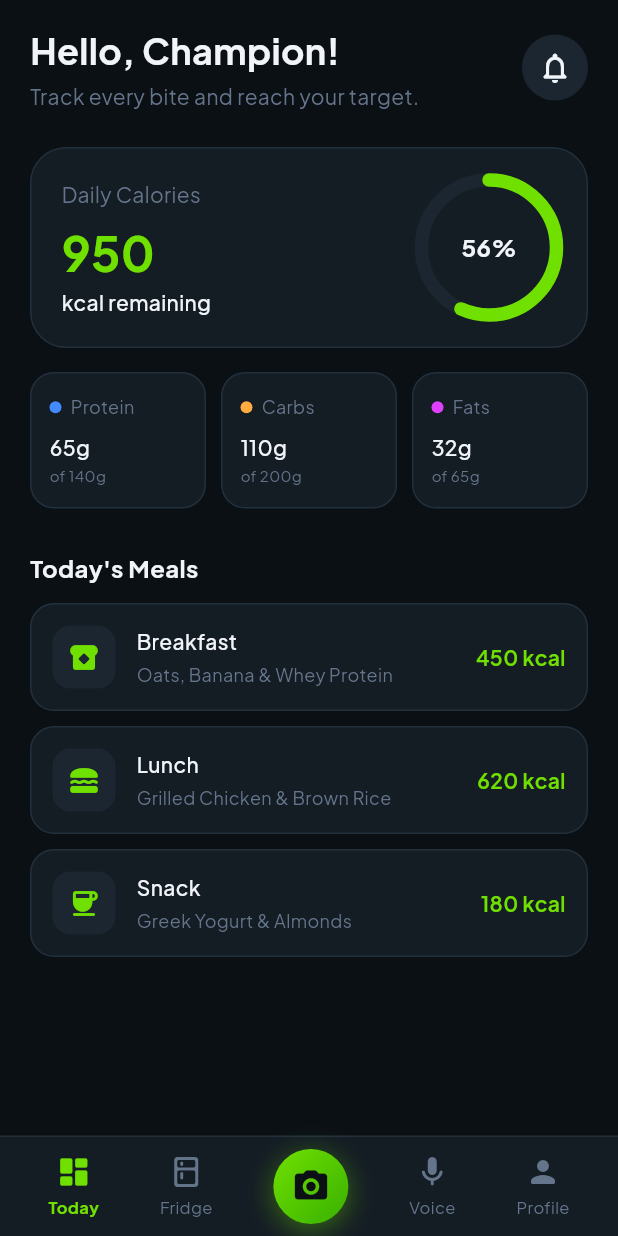
After one commit to shimaakhaled1410-hue/CaloGram-flutter, a Flutter app: the DashboardView screen opened by its route, on a phone screen of 412 x 824 dp. The commit adds this screen. Run offline on Flutter 3.47's test engine with Material 3 defaults, Android fonts, the phone set to English and light mode, and no system bars; our stand-ins replace device_preview, get_it, go_router, google_fonts, shared_preferences; accounts and stored records are empty.

Commit message:
Implement complete dashboard view with bottom navigation and today tab summary

```diff
--- a/lib/core/router/app_router.dart
+++ b/lib/core/router/app_router.dart
@@ -1,6 +1,7 @@
 import 'package:calogram_flutter/core/router/app_routes.dart';
 import 'package:calogram_flutter/features/presentation/auth/login_view.dart';
 import 'package:calogram_flutter/features/presentation/auth/register_view.dart';
+import 'package:calogram_flutter/features/presentation/dashboard/widgets/dashboard_view.dart';
 import 'package:calogram_flutter/features/presentation/goal_setup/goal_setup_view.dart';
 import 'package:calogram_flutter/features/presentation/onboarding/onboarding_view.dart';
 import 'package:calogram_flutter/features/presentation/splash/splash_view.dart';
@@ -31,6 +32,10 @@ abstract class AppRouter {
         path: AppRoutes.goalSetupScreen,
         builder: (context, state) => const GoalSetupView(),
       ),
+      GoRoute(
+        path: AppRoutes.dashboardScreen,
+        builder: (context, state) => const DashboardView(),
+      ),
     ],
   );
 }
--- /dev/null
+++ b/lib/core/widgets/custom_bottom_nav_bar.dart
@@ -0,0 +1,119 @@
+import 'package:flutter/material.dart';
+import '../../../../../core/theme/app_colors.dart';
+
+class CustomBottomNavBar extends StatelessWidget {
+  final int selectedIndex;
+  final ValueChanged<int> onItemTapped;
+
+  const CustomBottomNavBar({
+    super.key,
+    required this.selectedIndex,
+    required this.onItemTapped,
+  });
+
+  @override
+  Widget build(BuildContext context) {
+    return Container(
+      decoration: const BoxDecoration(
+        color: AppColors.cardDark,
+        border: Border(
+          top: BorderSide(
+            color: AppColors.inputBorderDark,
+            width: 1,
+          ),
+        ),
+      ),
+      child: SafeArea(
+        child: Padding(
+          padding: const EdgeInsets.symmetric(horizontal: 12, vertical: 8),
+          child: Row(
+            mainAxisAlignment: MainAxisAlignment.spaceAround,
+            children: [
+              _buildNavItem(
+                index: 0,
+                icon: Icons.dashboard_rounded,
+                label: 'Today',
+              ),
+              _buildNavItem(
+                index: 1,
+                icon: Icons.kitchen_rounded,
+                label: 'Fridge',
+              ),
+              _buildCenterScanButton(),
+              _buildNavItem(
+                index: 2,
+                icon: Icons.mic_rounded,
+                label: 'Voice',
+              ),
+              _buildNavItem(
+                index: 3,
+                icon: Icons.person_rounded,
+                label: 'Profile',
+              ),
+            ],
+          ),
+        ),
+      ),
+    );
+  }
+
+  Widget _buildNavItem({
+    required int index,
+    required IconData icon,
+    required String label,
+  }) {
+    final bool isSelected = selectedIndex == index;
+    return GestureDetector(
+      onTap: () => onItemTapped(index),
+      behavior: HitTestBehavior.opaque,
+      child: Column(
+        mainAxisSize: MainAxisSize.min,
+        children: [
+          Icon(
+            icon,
+            size: 24,
+            color: isSelected
+                ? AppColors.primaryNeonLime
+                : AppColors.textMutedDark,
+          ),
+          const SizedBox(height: 4),
+          Text(
+            label,
+            style: TextStyle(
+              fontSize: 11,
+              fontWeight: isSelected ? FontWeight.bold : FontWeight.normal,
+              color: isSelected
+                  ? AppColors.primaryNeonLime
+                  : AppColors.textMutedDark,
+            ),
+          ),
+        ],
+      ),
+    );
+  }
+
+  Widget _buildCenterScanButton() {
+    return GestureDetector(
+      onTap: () => onItemTapped(4),
+      child: Container(
+        padding: const EdgeInsets.all(12),
+        decoration: BoxDecoration(
+          gradient: AppColors.primaryLimeGradient,
+          shape: BoxShape.circle,
+          boxShadow: [
+            BoxShadow(
+              color: AppColors.primaryNeonLime.withValues(alpha: 0.4),
+              blurRadius: 16,
+              offset: const Offset(0, 4),
+            ),
+          ],
+        ),
+        child: const Icon(
+          Icons.camera_alt_rounded,
+          color: AppColors.backgroundDark,
+          size: 26,
+        ),
+      ),
+    );
+  }
+}
--- /dev/null
+++ b/lib/features/presentation/dashboard/widgets/calorie_progress_card.dart
@@ -0,0 +1,85 @@
+import 'package:flutter/material.dart';
+import '../../../../../core/theme/app_colors.dart';
+import '../../../../../core/theme/app_text_styles.dart';
+
+class CalorieProgressCard extends StatelessWidget {
+  final int consumedCalories;
+  final int targetCalories;
+
+  const CalorieProgressCard({
+    super.key,
+    required this.consumedCalories,
+    required this.targetCalories,
+  });
+
+  @override
+  Widget build(BuildContext context) {
+    final int remaining = targetCalories - consumedCalories;
+    final double progress = (consumedCalories / targetCalories).clamp(0.0, 1.0);
+
+    return Container(
+      padding: const EdgeInsets.all(20),
+      decoration: BoxDecoration(
+        color: AppColors.cardDark,
+        borderRadius: BorderRadius.circular(24),
+        border: Border.all(
+          color: AppColors.inputBorderDark,
+          width: 1,
+        ),
+      ),
+      child: Row(
+        children: [
+          Expanded(
+            child: Column(
+              crossAxisAlignment: CrossAxisAlignment.start,
+              children: [
+                Text(
+                  'Daily Calories',
+                  style: AppTextStyles.font14RegularMuted,
+                ),
+                const SizedBox(height: 6),
+                Text(
+                  '$remaining',
+                  style: AppTextStyles.font28BoldWhite.copyWith(
+                    color: AppColors.primaryNeonLime,
+                    fontSize: 32,
+                  ),
+                ),
+                Text(
+                  'kcal remaining',
+                  style: AppTextStyles.font14MediumWhite,
+                ),
+              ],
+            ),
+          ),
+          SizedBox(
+            width: 90,
+            height: 90,
+            child: Stack(
+              fit: StackFit.expand,
+              children: [
+                CircularProgressIndicator(
+                  value: progress,
+                  strokeWidth: 9,
+                  backgroundColor: AppColors.cardDarkElevated,
+                  valueColor: const AlwaysStoppedAnimation<Color>(
+                    AppColors.primaryNeonLime,
+                  ),
+                  strokeCap: StrokeCap.round,
+                ),
+                Center(
+                  child: Text(
+                    '${(progress * 100).toInt()}%',
+                    style: AppTextStyles.font16BoldDark.copyWith(
+                      color: AppColors.textMainDark,
+                    ),
+                  ),
+                ),
+              ],
+            ),
+          ),
+        ],
+      ),
+    );
+  }
+}
--- /dev/null
+++ b/lib/features/presentation/dashboard/widgets/dashboard_view.dart
@@ -0,0 +1,56 @@
+import 'package:calogram_flutter/core/widgets/custom_bottom_nav_bar.dart';
+import 'package:calogram_flutter/features/presentation/dashboard/widgets/today_tab_view.dart';
+import 'package:flutter/material.dart';
+
+
+class DashboardView extends StatefulWidget {
+  const DashboardView({super.key});
+
+  @override
+  State<DashboardView> createState() => _DashboardViewState();
+}
+
+class _DashboardViewState extends State<DashboardView> {
+  int _currentIndex = 0;
+
+  final List<Widget> _tabs = const [
+    TodayTabView(),
+    Center(
+      child: Text(
+        'Fridge & AI Chef',
+        style: TextStyle(color: Colors.white),
+      ),
+    ),
+    Center(
+      child: Text(
+        'Voice Logger',
+        style: TextStyle(color: Colors.white),
+      ),
+    ),
+    Center(
+      child: Text(
+        'Profile & Settings',
+        style: TextStyle(color: Colors.white),
+      ),
+    ),
+    Center(
+      child: Text(
+        'Food Scanner & Camera',
+        style: TextStyle(color: Colors.white),
+      ),
+    ),
+  ];
+
+  @override
+  Widget build(BuildContext context) {
+    return Scaffold(
+      body: _tabs[_currentIndex],
+      bottomNavigationBar: CustomBottomNavBar(
+        selectedIndex: _currentIndex,
+        onItemTapped: (index) {
+          setState(() => _currentIndex = index);
+        },
+      ),
+    );
+  }
+}
--- /dev/null
+++ b/lib/features/presentation/dashboard/widgets/macro_nutrients_row.dart
@@ -0,0 +1,78 @@
+import 'package:flutter/material.dart';
+import '../../../../../core/theme/app_colors.dart';
+import '../../../../../core/theme/app_text_styles.dart';
+
+class MacroNutrientsRow extends StatelessWidget {
+  const MacroNutrientsRow({super.key});
+
+  @override
+  Widget build(BuildContext context) {
+    return Row(
+      children: [
+        _buildMacroCard(
+          label: 'Protein',
+          current: '65g',
+          target: '140g',
+          color: Colors.blueAccent,
+        ),
+        const SizedBox(width: 10),
+        _buildMacroCard(
+          label: 'Carbs',
+          current: '110g',
+          target: '200g',
+          color: Colors.orangeAccent,
+        ),
+        const SizedBox(width: 10),
+        _buildMacroCard(
+          label: 'Fats',
+          current: '32g',
+          target: '65g',
+          color: Colors.purpleAccent,
+        ),
+      ],
+    );
+  }
+
+  Widget _buildMacroCard({
+    required String label,
+    required String current,
+    required String target,
+    required Color color,
+  }) {
+    return Expanded(
+      child: Container(
+        padding: const EdgeInsets.symmetric(vertical: 14, horizontal: 12),
+        decoration: BoxDecoration(
+          color: AppColors.cardDark,
+          borderRadius: BorderRadius.circular(16),
+          border: Border.all(
+            color: AppColors.inputBorderDark,
+            width: 1,
+          ),
+        ),
+        child: Column(
+          crossAxisAlignment: CrossAxisAlignment.start,
+          children: [
+            Row(
+              children: [
+                CircleAvatar(radius: 4, backgroundColor: color),
+                const SizedBox(width: 6),
+                Text(
+                  label,
+                  style: AppTextStyles.font14RegularMuted.copyWith(fontSize: 12),
+                ),
+              ],
+            ),
+            const SizedBox(height: 8),
+            Text(current, style: AppTextStyles.font14MediumWhite),
+            const SizedBox(height: 2),
+            Text(
+              'of $target',
+              style: AppTextStyles.font14RegularMuted.copyWith(fontSize: 10),
+            ),
+          ],
+        ),
+      ),
+    );
+  }
+}
--- /dev/null
+++ b/lib/features/presentation/dashboard/widgets/today_tab_view.dart
@@ -0,0 +1,134 @@
+import 'package:flutter/material.dart';
+import '../../../../../core/theme/app_colors.dart';
+import '../../../../../core/theme/app_text_styles.dart';
+import 'calorie_progress_card.dart';
+import 'macro_nutrients_row.dart';
+
+class TodayTabView extends StatelessWidget {
+  const TodayTabView({super.key});
+
+  @override
+  Widget build(BuildContext context) {
+    return SafeArea(
+      child: SingleChildScrollView(
+        padding: const EdgeInsets.symmetric(horizontal: 20, vertical: 16),
+        child: Column(
+          crossAxisAlignment: CrossAxisAlignment.start,
+          children: [
+            Row(
+              mainAxisAlignment: MainAxisAlignment.spaceBetween,
+              children: [
+                Column(
+                  crossAxisAlignment: CrossAxisAlignment.start,
+                  children: [
+                    Text(
+                      'Hello, Champion!',
+                      style: AppTextStyles.font24BoldWhite,
+                    ),
+                    const SizedBox(height: 4),
+                    Text(
+                      'Track every bite and reach your target.',
+                      style: AppTextStyles.font14RegularMuted,
+                    ),
+                  ],
+                ),
+                CircleAvatar(
+                  radius: 22,
+                  backgroundColor: AppColors.cardDarkElevated,
+                  child: const Icon(
+                    Icons.notifications_none_rounded,
+                    color: AppColors.textMainDark,
+                  ),
+                ),
+              ],
+            ),
+            const SizedBox(height: 24),
+            const CalorieProgressCard(
+              consumedCalories: 1250,
+              targetCalories: 2200,
+            ),
+            const SizedBox(height: 16),
+            const MacroNutrientsRow(),
+            const SizedBox(height: 28),
+            Text(
+              "Today's Meals",
+              style: AppTextStyles.font16BoldDark.copyWith(
+                color: AppColors.textMainDark,
+              ),
+            ),
+            const SizedBox(height: 12),
+            _buildMealItem(
+              title: 'Breakfast',
+              details: 'Oats, Banana & Whey Protein',
+              calories: '450 kcal',
+              icon: Icons.breakfast_dining_rounded,
+            ),
+            const SizedBox(height: 10),
+            _buildMealItem(
+              title: 'Lunch',
+              details: 'Grilled Chicken & Brown Rice',
+              calories: '620 kcal',
+              icon: Icons.lunch_dining_rounded,
+            ),
+            const SizedBox(height: 10),
+            _buildMealItem(
+              title: 'Snack',
+              details: 'Greek Yogurt & Almonds',
+              calories: '180 kcal',
+              icon: Icons.coffee_rounded,
+            ),
+          ],
+        ),
+      ),
+    );
+  }
+
+  Widget _buildMealItem({
+    required String title,
+    required String details,
+    required String calories,
+    required IconData icon,
+  }) {
+    return Container(
+      padding: const EdgeInsets.all(14),
+      decoration: BoxDecoration(
+        color: AppColors.cardDark,
+        borderRadius: BorderRadius.circular(16),
+        border: Border.all(
+          color: AppColors.inputBorderDark,
+          width: 1,
+        ),
+      ),
+      child: Row(
+        children: [
+          Container(
+            padding: const EdgeInsets.all(10),
+            decoration: BoxDecoration(
+              color: AppColors.cardDarkElevated,
+              borderRadius: BorderRadius.circular(12),
+            ),
+            child: Icon(icon, color: AppColors.primaryNeonLime, size: 22),
+          ),
+          const SizedBox(width: 14),
+          Expanded(
+            child: Column(
+              crossAxisAlignment: CrossAxisAlignment.start,
+              children: [
+                Text(title, style: AppTextStyles.font14MediumWhite),
+                const SizedBox(height: 4),
+                Text(
+                  details,
+                  style: AppTextStyles.font14RegularMuted.copyWith(fontSize: 12),
+                ),
+              ],
+            ),
+          ),
+          Text(
+            calories,
+            style: AppTextStyles.font14SemiBoldLime,
+          ),
+        ],
+      ),
+    );
+  }
+}
```
